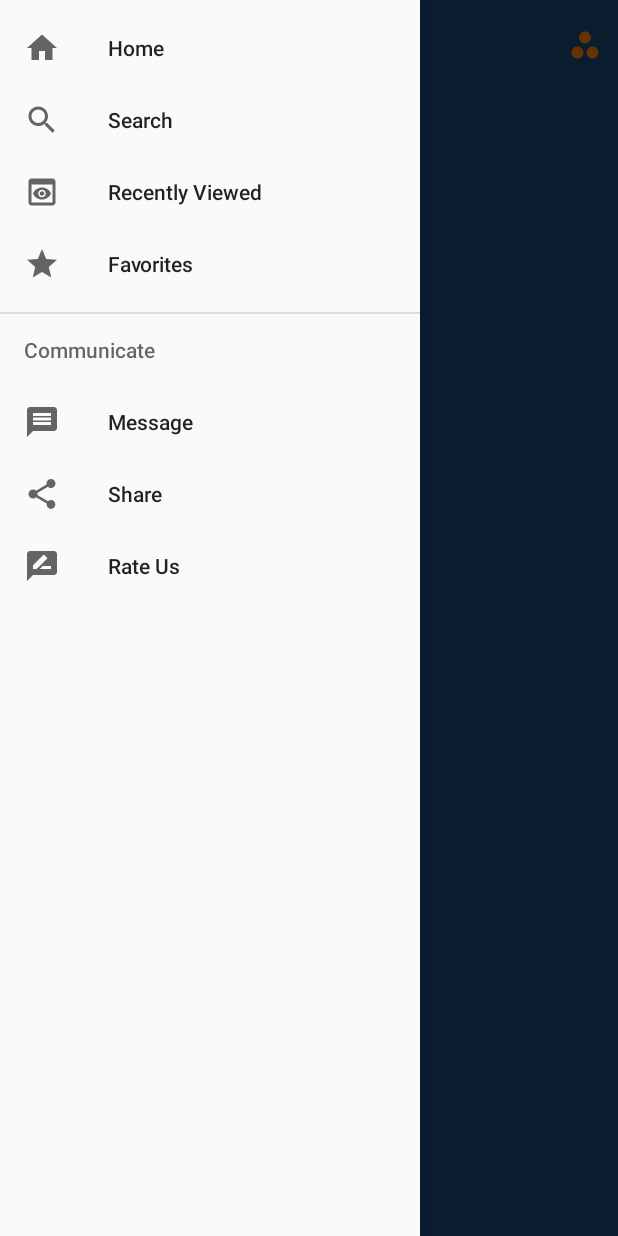
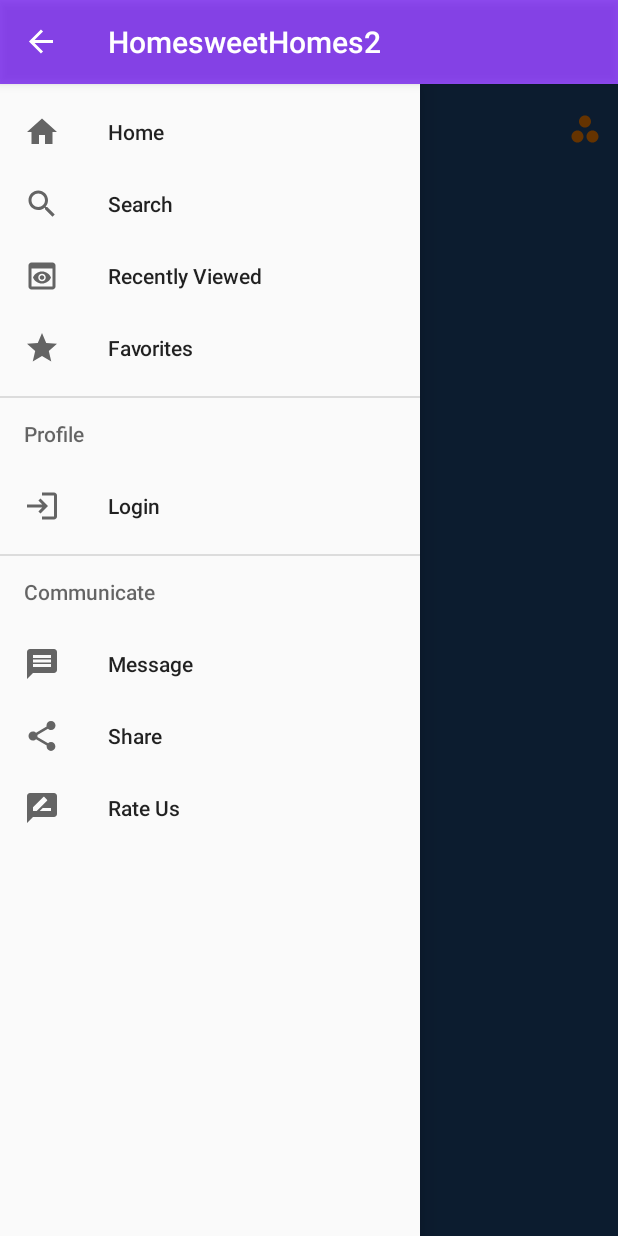
Before and after one commit to Adperry32/HomeSweetHomes, an Android app: the HomeActivity screen opened directly, with no data from a screen before it, in the side drawer, after a tap on "Search", on a phone screen of 412 x 824 dp. Run offline under Robolectric (Android 15) with nearby library versions, the phone set to English and light mode, and no system bars.

```diff
--- a/src/main/java/com/example/homesweethomes2/HomeActivity.kt
+++ b/src/main/java/com/example/homesweethomes2/HomeActivity.kt
@@ -2,26 +2,56 @@ package com.example.homesweethomes2
 
 import androidx.appcompat.app.AppCompatActivity
 import android.os.Bundle
+import android.view.MenuItem
 import android.widget.Button
 import android.widget.ImageButton
+import android.widget.Toast
+import androidx.appcompat.app.ActionBarDrawerToggle
+import androidx.drawerlayout.widget.DrawerLayout
 import androidx.fragment.app.Fragment
+import com.google.android.material.navigation.NavigationView
 
 class HomeActivity : AppCompatActivity(), FragmentNavigator {
+
+    private lateinit var openToggle: ActionBarDrawerToggle
 
     override fun onCreate(savedInstanceState: Bundle?) {
         super.onCreate(savedInstanceState)
         setContentView(R.layout.activity_home)
 
-        //Switch to Quick reg
-        //findViewById<ImageButton>(R.id.regBTN).setOnClickListener {
-            //Navigator(RegShortFragment(), false)
-       // }
+        val drawer : DrawerLayout = findViewById(R.id.main)
+        val nav_View : NavigationView = findViewById(R.id.nav)
 
-        //switch to Account profile
-        //findViewById<Button>(R.id.accBTN).setOnClickListener {
-           // Navigator(AccountFragment(), false)
-       // }
+        openToggle = ActionBarDrawerToggle(this,drawer,R.string.open, R.string.close)
+        drawer.addDrawerListener(openToggle)
+        openToggle.syncState()
 
+        supportActionBar?.setDisplayHomeAsUpEnabled(true)
+
+        nav_View.setNavigationItemSelectedListener {
+
+            when(it.itemId)
+            {
+                R.id.home -> Toast.makeText(applicationContext,"Clicked Home", Toast.LENGTH_SHORT).show()
+                R.id.message -> Toast.makeText(applicationContext,"Clicked Message", Toast.LENGTH_SHORT).show()
+                R.id.search -> Toast.makeText(applicationContext,"Clicked Search", Toast.LENGTH_SHORT).show()
+                R.id.views -> Toast.makeText(applicationContext,"Clicked Recently Viewed", Toast.LENGTH_SHORT).show()
+                R.id.favorites -> Toast.makeText(applicationContext,"Clicked Favorite", Toast.LENGTH_SHORT).show()
+                R.id.login -> Toast.makeText(applicationContext,"Clicked Login", Toast.LENGTH_SHORT).show()
+                R.id.share -> Toast.makeText(applicationContext,"Clicked Share", Toast.LENGTH_SHORT).show()
+                R.id.rate -> Toast.makeText(applicationContext,"Clicked Rate Us", Toast.LENGTH_SHORT).show()
+            }
+            true
+        }
+    }
+
+    override fun onOptionsItemSelected(item: MenuItem): Boolean {
+
+        if(openToggle.onOptionsItemSelected(item))
+        {
+            return true
+        }
+        return super.onOptionsItemSelected(item)
     }
 
     override fun Navigator(fragment: Fragment, addToStack: Boolean) {
--- /dev/null
+++ b/src/main/res/drawable/ic_baseline_login_24.xml
@@ -0,0 +1,5 @@
+<vector android:autoMirrored="true" android:height="24dp"
+    android:tint="#808080" android:viewportHeight="24"
+    android:viewportWidth="24" android:width="24dp" xmlns:android="http://schemas.android.com/apk/res/android">
+    <path android:fillColor="@android:color/white" android:pathData="M11,7L9.6,8.4l2.6,2.6H2v2h10.2l-2.6,2.6L11,17l5,-5L11,7zM20,19h-8v2h8c1.1,0 2,-0.9 2,-2V5c0,-1.1 -0.9,-2 -2,-2h-8v2h8V19z"/>
+</vector>
--- a/src/main/res/layout/activity_home.xml
+++ b/src/main/res/layout/activity_home.xml
@@ -47,6 +47,7 @@
         android:layout_gravity="start"
         app:menu="@menu/nav_menu"
         android:fitsSystemWindows="true"
+        android:id="@+id/nav"
 
         />
 </androidx.drawerlayout.widget.DrawerLayout>
--- a/src/main/res/menu/nav_menu.xml
+++ b/src/main/res/menu/nav_menu.xml
@@ -25,6 +25,16 @@
         android:icon="@drawable/ic_baseline_star_24"
         />
 
+    <item android:title="Profile">
+        <menu>
+            <item
+                android:id="@+id/login"
+                android:title="Login"
+                android:icon="@drawable/ic_baseline_login_24"
+                />
+        </menu>
+    </item>
+
     <item android:title="Communicate">
 
         <menu>
@@ -42,8 +52,6 @@
             android:id="@+id/rate"
             android:title="Rate Us"
             android:icon="@drawable/ic_baseline_rate_review_24" />
-
-
         </menu>
 </item>
 
--- a/src/main/res/values/strings.xml
+++ b/src/main/res/values/strings.xml
@@ -2,4 +2,6 @@
     <string name="app_name">HomesweetHomes2</string>
     <!-- TODO: Remove or change this placeholder text -->
     <string name="hello_blank_fragment">Hello blank fragment</string>
+    <string name="open">Open</string>
+    <string name="close">Close</string>
 </resources>
--- a/src/main/res/values/themes.xml
+++ b/src/main/res/values/themes.xml
@@ -1,6 +1,6 @@
 <resources xmlns:tools="http://schemas.android.com/tools">
     <!-- Base application theme. -->
-    <style name="Theme.HomesweetHomes2" parent="Theme.AppCompat.Light.NoActionBar">
+    <style name="Theme.HomesweetHomes2" parent="Theme.AppCompat.Light.DarkActionBar">
         <!-- Primary brand color. -->
         <item name="colorPrimary">#B06200EE</item>
         <item name="colorPrimaryVariant">@color/purple_700</item>
```
